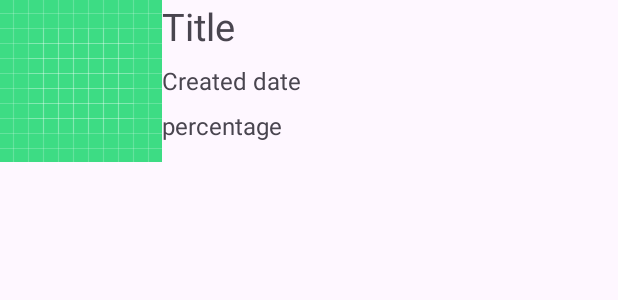
After one commit to elton-kaqiu/programming-languages, an Android app: the layout programming_language_detail.xml on its own in the app's theme, with its tools: preview values and no code run, on a phone screen of 412 x 824 dp. The commit adds this screen. Shown: the top 300 px of the screen. Run offline under Robolectric (Android 15) with nearby library versions, the phone set to English and light mode, and no system bars.

Commit message:
created xml programming language details file

```diff
--- /dev/null
+++ b/app/src/main/java/com/example/famousprogramminglanguageapp/adapters/ProgrammingLanguageAdapter.kt
@@ -0,0 +1,24 @@
+package com.example.famousprogramminglanguageapp.adapters
+
+import android.content.Context
+import android.view.LayoutInflater
+import android.view.View
+import android.view.ViewGroup
+import android.widget.BaseAdapter
+
+class ProgrammingLanguageAdapter(
+    private val context: Context,
+    private val listOfLanguages: List<ProgrammingLanguageAdapter>
+) : BaseAdapter() {
+    private val layoutInflater = context.getSystemService(Context.LAYOUT_INFLATER_SERVICE) as LayoutInflater
+
+    override fun getCount(): Int = listOfLanguages.size
+
+    override fun getItem(position: Int): Any = listOfLanguages[position]
+
+    override fun getItemId(position: Int): Long = position.toLong()
+
+    override fun getView(position: Int, convertView: View?, parent: ViewGroup?): View {
+    }
+
+}
--- /dev/null
+++ b/app/src/main/res/layout/programming_language_detail.xml
@@ -0,0 +1,40 @@
+<?xml version="1.0" encoding="utf-8"?>
+<RelativeLayout xmlns:android="http://schemas.android.com/apk/res/android"
+    android:layout_width="match_parent"
+    android:layout_height="match_parent">
+
+    <ImageView
+        android:id="@+id/languageImage"
+        android:layout_width="wrap_content"
+        android:layout_height="wrap_content"
+        android:src="@drawable/ic_launcher_background" />
+
+    <TextView
+        android:id="@+id/title"
+        android:layout_width="wrap_content"
+        android:layout_height="wrap_content"
+        android:layout_toEndOf="@+id/languageImage"
+        android:text="@string/title"
+        android:textSize="25sp" />
+
+    <TextView
+        android:id="@+id/date"
+        android:layout_width="wrap_content"
+        android:layout_height="wrap_content"
+        android:layout_below="@+id/title"
+        android:layout_marginTop="8dp"
+        android:layout_toEndOf="@+id/languageImage"
+        android:text="@string/created_date"
+        android:textSize="16sp" />
+
+    <TextView
+        android:id="@+id/usagePercentage"
+        android:layout_width="wrap_content"
+        android:layout_height="wrap_content"
+        android:layout_below="@+id/date"
+        android:layout_marginTop="8dp"
+        android:layout_toEndOf="@+id/languageImage"
+        android:text="percentage"
+        android:textSize="16sp" />
+
+</RelativeLayout>
--- a/app/src/main/res/values/strings.xml
+++ b/app/src/main/res/values/strings.xml
@@ -6,4 +6,6 @@
     <string name="forgot_password">Forgot password?</string>
     <!-- TODO: Remove or change this placeholder text -->
     <string name="hello_blank_fragment">Hello blank fragment</string>
+    <string name="title">Title</string>
+    <string name="created_date">Created date</string>
 </resources>
```
